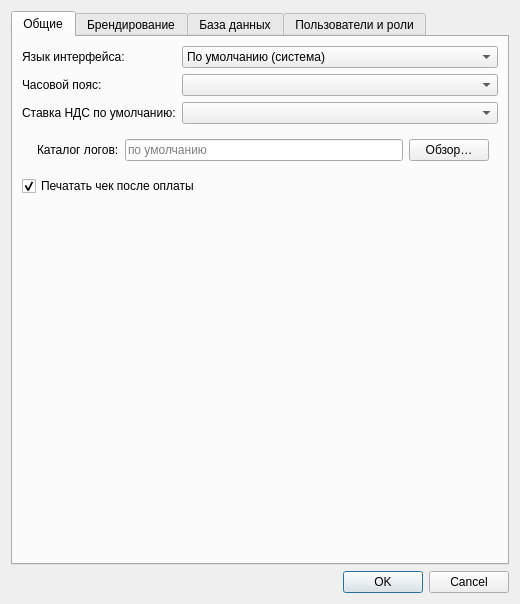
This is ui/settingsdialog.ui in MikhailBersenev/easyPOS as Qt 5 draws it before an edit. The edited form follows.
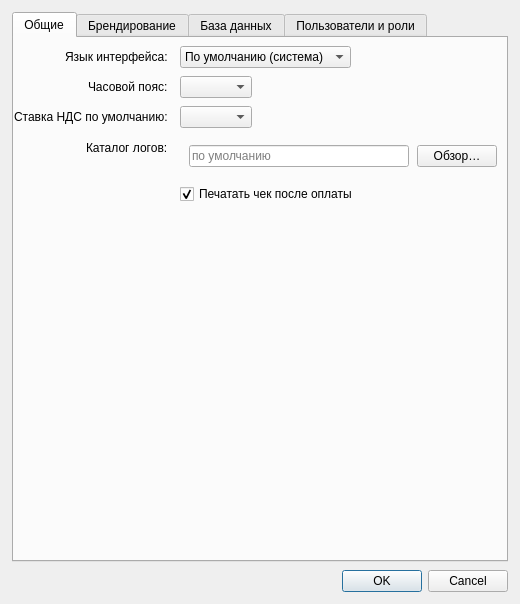
This is the edited form.

What changed in the file:
```diff
--- a/ui/settingsdialog.ui
+++ b/ui/settingsdialog.ui
@@ -20,6 +20,21 @@
    <string>Настройки</string>
   </property>
   <layout class="QVBoxLayout" name="mainLayout">
+   <property name="leftMargin">
+    <number>12</number>
+   </property>
+   <property name="topMargin">
+    <number>12</number>
+   </property>
+   <property name="rightMargin">
+    <number>12</number>
+   </property>
+   <property name="bottomMargin">
+    <number>12</number>
+   </property>
+   <property name="spacing">
+    <number>8</number>
+   </property>
    <item>
     <widget class="QTabWidget" name="tabWidget">
      <property name="currentIndex">
@@ -30,8 +45,35 @@
        <string>Общие</string>
       </attribute>
       <layout class="QVBoxLayout" name="generalLayout">
+       <property name="leftMargin">
+        <number>0</number>
+       </property>
+       <property name="topMargin">
+        <number>8</number>
+       </property>
+       <property name="rightMargin">
+        <number>0</number>
+       </property>
+       <property name="bottomMargin">
+        <number>0</number>
+       </property>
+       <property name="spacing">
+        <number>8</number>
+       </property>
        <item>
-        <layout class="QFormLayout" name="languageFormLayout">
+        <layout class="QFormLayout" name="generalFormLayout">
+         <property name="verticalSpacing">
+          <number>8</number>
+         </property>
+         <property name="horizontalSpacing">
+          <number>12</number>
+         </property>
+         <property name="fieldGrowthPolicy">
+          <enum>QFormLayout::ExpandingFieldsGrow</enum>
+         </property>
+         <property name="labelAlignment">
+          <set>Qt::AlignRight|Qt::AlignVCenter</set>
+         </property>
          <item row="0" column="0">
           <widget class="QLabel" name="languageLabel">
            <property name="text">
@@ -91,11 +133,17 @@
          <item row="2" column="1">
           <widget class="QComboBox" name="defaultVatRateComboBox"/>
          </item>
-        </layout>
-       </item>
-       <item>
-        <layout class="QFormLayout" name="logPathFormLayout">
-         <item row="0" column="1">
+         <item row="3" column="0">
+          <widget class="QLabel" name="logPathLabel">
+           <property name="toolTip">
+            <string>Пустой = по умолчанию. При каждом запуске создаётся новый файл (дата, время, хост сервера). Применится после перезапуска.</string>
+           </property>
+           <property name="text">
+            <string>Каталог логов:</string>
+           </property>
+          </widget>
+         </item>
+         <item row="3" column="1">
           <widget class="QWidget" name="logPathWidget" native="true">
            <property name="sizePolicy">
             <sizepolicy hsizetype="Expanding" vsizetype="Fixed">
@@ -104,16 +152,9 @@
             </sizepolicy>
            </property>
            <layout class="QHBoxLayout" name="logPathLayout">
-            <item>
-             <widget class="QLabel" name="logPathLabel">
-              <property name="toolTip">
-               <string>Пустой = по умолчанию. При каждом запуске создаётся новый файл (дата, время, хост сервера). Применится после перезапуска.</string>
-              </property>
-              <property name="text">
-               <string>Каталог логов:</string>
-              </property>
-             </widget>
-            </item>
+            <property name="spacing">
+             <number>8</number>
+            </property>
             <item>
              <widget class="QLineEdit" name="logPathEdit">
               <property name="toolTip">
@@ -137,21 +178,40 @@
            </layout>
           </widget>
          </item>
+         <item row="4" column="0">
+          <widget class="QLabel" name="printAfterPayLabel">
+           <property name="text">
+            <string/>
+           </property>
+           <property name="minimumSize">
+            <size>
+             <width>0</width>
+             <height>0</height>
+            </size>
+           </property>
+           <property name="sizePolicy">
+            <sizepolicy hsizetype="Ignored" vsizetype="Fixed">
+             <horstretch>0</horstretch>
+             <verstretch>0</verstretch>
+            </sizepolicy>
+           </property>
+          </widget>
+         </item>
+         <item row="4" column="1">
+          <widget class="QCheckBox" name="printAfterPayCheckBox">
+           <property name="toolTip">
+            <string>Автоматически открывать диалог печати после закрытия чека</string>
+           </property>
+           <property name="text">
+            <string>Печатать чек после оплаты</string>
+           </property>
+           <property name="checked">
+            <bool>true</bool>
+           </property>
+          </widget>
+         </item>
         </layout>
        </item>
-       <item>
-        <widget class="QCheckBox" name="printAfterPayCheckBox">
-         <property name="toolTip">
-          <string>Автоматически открывать диалог печати после закрытия чека</string>
-         </property>
-         <property name="text">
-          <string>Печатать чек после оплаты</string>
-         </property>
-         <property name="checked">
-          <bool>true</bool>
-         </property>
-        </widget>
-       </item>
        <item>
         <spacer name="verticalSpacer">
          <property name="orientation">
@@ -160,7 +220,7 @@
          <property name="sizeHint" stdset="0">
           <size>
            <width>20</width>
-           <height>40</height>
+           <height>16</height>
           </size>
          </property>
         </spacer>
```
Left out of the diff: 26 changed lines with no effect on the pictures.
